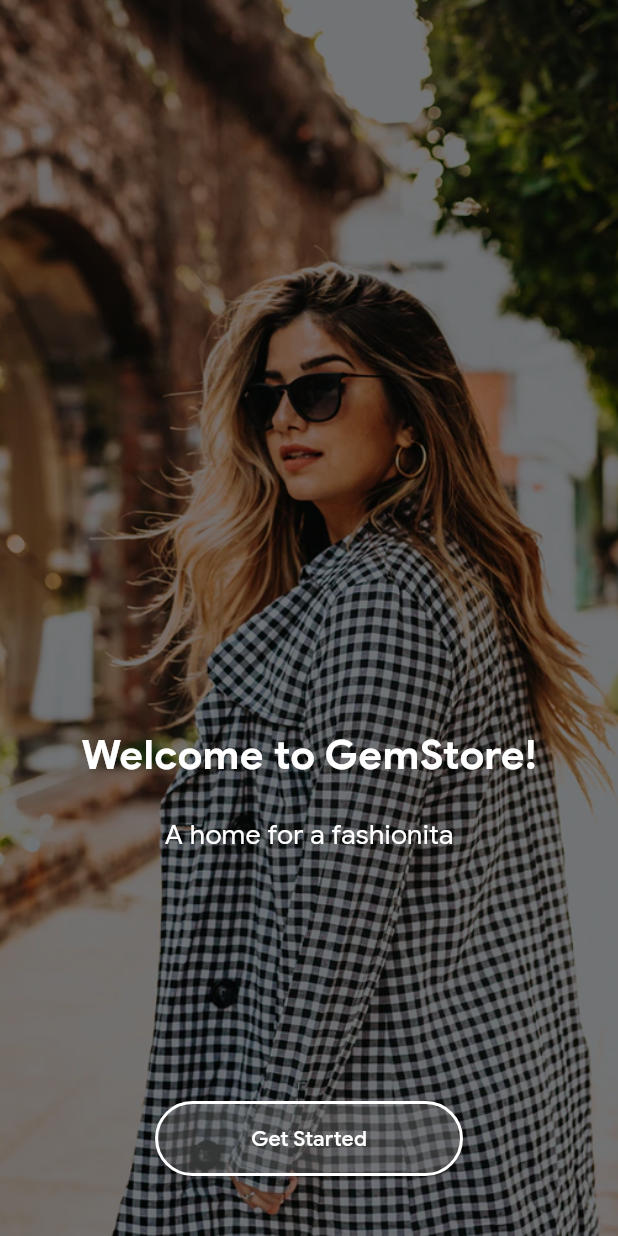
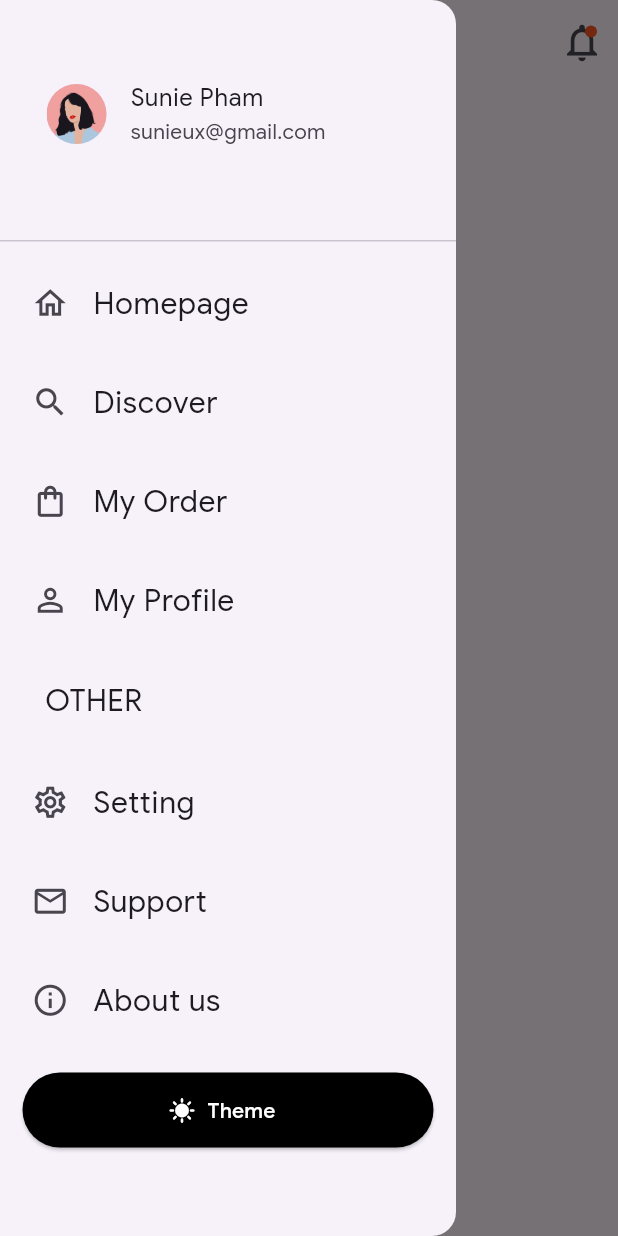
Before and after one commit to adamoz1/fluxstore, a Flutter app: the screen it shows after launch, with the side drawer open (before the commit the screen has no drawer), on a phone screen of 412 x 824 dp. Run offline on Flutter 3.47's test engine with Material 3 defaults, Android fonts, the phone set to English and light mode, and no system bars; our stand-ins replace get.

Commit message:
new updates

```diff
--- /dev/null
+++ b/lib/Common/common_drawer.dart
@@ -0,0 +1,180 @@
+import 'package:flutter/material.dart';
+import 'package:get/get.dart';
+import '../controller/theme_controller.dart';
+
+class CommonDrawer extends StatefulWidget {
+
+  @override
+  State<CommonDrawer> createState() => _CommonDrawerState();
+}
+
+class _CommonDrawerState extends State<CommonDrawer> {
+
+  final ThemeController themeController = Get.put(ThemeController());
+  @override
+  Widget build(BuildContext context) {
+    return Drawer(
+      elevation: 16,
+      child: ListView(
+        padding: EdgeInsets.zero,
+        children: [
+           const DrawerHeader(
+            padding: EdgeInsets.only(top: 40,left: 15.0,bottom: 20.0,right: 0.0),
+              child: ListTile(
+                leading: CircleAvatar(
+                    foregroundImage: AssetImage('assets/profile.png')
+                ),
+                title: Text('Sunie Pham'),
+                subtitle: Text('sunieux@gmail.com'),
+              )
+
+                     ),
+
+          Container(
+            decoration: BoxDecoration(
+              borderRadius: BorderRadius.circular(7.0),
+
+            ),
+            padding: const EdgeInsets.all(5.0),
+            child: ListTile(
+              leading: const Icon(Icons.home_outlined,size: 25,),
+              title: const Text('Homepage', style: TextStyle(fontSize: 20),),
+              onTap: () {
+
+              },
+            ),
+          ),
+
+          Container(
+            decoration: BoxDecoration(
+              borderRadius: BorderRadius.circular(7.0),
+
+            ),
+            padding: const EdgeInsets.all(5.0),
+            child: ListTile(
+              leading: const Icon(Icons.search,size: 25,),
+              title: const Text('Discover', style: TextStyle(fontSize: 20),),
+              onTap: () {
+
+              },
+            ),
+          ),
+
+          Container(
+            decoration: BoxDecoration(
+              borderRadius: BorderRadius.circular(7.0),
+
+            ),
+            padding: const EdgeInsets.all(5.0),
+            child: ListTile(
+              leading: const Icon(Icons.shopping_bag_outlined,size: 25,),
+              title: const Text('My Order', style: TextStyle(fontSize: 20),),
+              onTap: () {
+
+              },
+            ),
+          ),
+          Container(
+            decoration: BoxDecoration(
+              borderRadius: BorderRadius.circular(7.0),
+
+            ),
+            padding: const EdgeInsets.all(5.0),
+            child: ListTile(
+              leading: const Icon(Icons.person_outline_outlined,size: 25,),
+              title: const Text('My Profile', style: TextStyle(fontSize: 20),),
+              onTap: () {
+
+              },
+            ),
+          ),
+
+          Container(
+            decoration: BoxDecoration(
+              borderRadius: BorderRadius.circular(7.0),
+
+            ),
+              padding: const EdgeInsets.fromLTRB(
+                30.0,20.0,10.0,20.0
+              ),
+            child: Text('OTHER',style: TextStyle(fontSize: 20),)
+          ),
+
+          Container(
+            decoration: BoxDecoration(
+              borderRadius: BorderRadius.circular(7.0),
+
+            ),
+            padding: const EdgeInsets.all(5.0),
+            child: ListTile(
+              leading: const Icon(Icons.settings_outlined,size: 25,),
+              title: const Text('Setting', style: TextStyle(fontSize: 20),),
+              onTap: () {
+
+              },
+            ),
+          ),
+
+          Container(
+            decoration: BoxDecoration(
+              borderRadius: BorderRadius.circular(7.0),
+
+            ),
+            padding: const EdgeInsets.all(5.0),
+            child: ListTile(
+              leading: const Icon(Icons.mail_outline_outlined,size: 25,),
+              title: const Text('Support', style: TextStyle(fontSize: 20),),
+              onTap: () {
+
+              },
+            ),
+          ),
+
+          Container(
+            decoration: BoxDecoration(
+              borderRadius: BorderRadius.circular(7.0),
+
+            ),
+            padding: const EdgeInsets.all(5.0),
+            child: ListTile(
+              leading: const Icon(Icons.info_outline,size: 25,),
+              title: const Text('About us', style: TextStyle(fontSize: 20),),
+              onTap: () {
+
+              },
+            ),
+          ),
+
+
+          Container(
+            padding: const EdgeInsets.all(15.0),
+            height: 80, // Adjust height as needed
+            width: 60, // Adjust width as needed
+            child:ElevatedButton.icon(
+                onPressed: () {
+                  themeController.toggleTheme();
+                  setState(() {
+
+                  });
+                },
+                label: Text('Theme', style: TextStyle(color: getThemeColor(Get.isDarkMode))),
+                style: ElevatedButton.styleFrom(
+                  foregroundColor: getThemeColor(Get.isDarkMode),
+                  backgroundColor: getThemeColor(!Get.isDarkMode), // Inverted for background
+                ),
+                icon: Icon(Icons.sunny, color: getThemeColor(Get.isDarkMode)),
+
+
+              ),
+          ),
+
+
+        ],
+      ),
+
+    );
+  }
+  Color getThemeColor(bool isDarkMode) {
+    return isDarkMode ? Colors.black : Colors.white;
+  }
+}
--- /dev/null
+++ b/lib/Routes/app_routes.dart
@@ -0,0 +1,11 @@
+import 'package:fluxstore/Common/common_drawer.dart';
+import 'package:fluxstore/screens/home_sreen.dart';
+import 'package:fluxstore/screens/notification_page.dart';
+import 'package:fluxstore/screens/splash_screen1.dart';
+import 'package:get/get_navigation/src/routes/get_route.dart';
+
+appRoutes() => [
+      GetPage(name: '/', page: () => const HomePage()),
+      GetPage(name: '/notification', page:() => const NotificationPage()),
+
+    ];
--- a/lib/controller/abc.txt
+++ /dev/null
@@ -1 +0,0 @@
-bhai bhai
--- /dev/null
+++ b/lib/controller/theme_controller.dart
@@ -0,0 +1,13 @@
+import 'package:get/get.dart';
+import 'package:get/get_state_manager/src/simple/get_controllers.dart';
+
+import '../theme.dart';
+
+class ThemeController extends GetxController {
+  var isDarkMode = false.obs; // Reactive variable to store theme mode
+
+  void toggleTheme() {
+    isDarkMode.value = isDarkMode.value ? false : true;
+    Get.changeTheme(isDarkMode.value ? darkTheme : lightTheme);
+  }
+}
--- a/lib/main.dart
+++ b/lib/main.dart
@@ -1,5 +1,8 @@
 import 'package:flutter/material.dart';
+import 'package:fluxstore/Routes/app_routes.dart';
+import 'package:fluxstore/controller/theme_controller.dart';
 import 'package:fluxstore/screens/splash_screen1.dart';
+import 'package:fluxstore/theme.dart';
 import 'package:get/get.dart';
 
 void main() {
@@ -9,12 +12,17 @@
 class MainApp extends StatelessWidget {
   const MainApp({super.key});
 
+
+
   @override
   Widget build(BuildContext context) {
     return GetMaterialApp(
-      theme: ThemeData(fontFamily: "ProductSans"),
+
+      theme: lightTheme,
+      darkTheme: darkTheme,
       initialRoute: "/",
-      getPages: [GetPage(name: "/", page: () => const SplashScreen1())],
+      getPages: appRoutes(),
+      themeMode: ThemeController().isDarkMode.value ? ThemeMode.dark : ThemeMode.light,
       debugShowCheckedModeBanner: false,
     );
   }
--- /dev/null
+++ b/lib/screens/home_sreen.dart
@@ -0,0 +1,57 @@
+import 'package:flutter/material.dart';
+import 'package:fluxstore/Common/common_drawer.dart';
+import 'package:get/get.dart';
+
+class HomePage extends StatefulWidget {
+  const HomePage({super.key});
+
+  @override
+  State<HomePage> createState() => _HomePageState();
+}
+
+class _HomePageState extends State<HomePage> {
+  final GlobalKey<ScaffoldState> _scaffoldKey = GlobalKey<ScaffoldState>();
+  @override
+  Widget build(BuildContext context) {
+    return Scaffold(
+      key: _scaffoldKey,
+      appBar: AppBar(
+        leading: IconButton(
+            icon: ImageIcon(AssetImage('assets/drawer_icon.png')),
+            onPressed: () {
+              _scaffoldKey.currentState?.openDrawer();
+            }),
+        title: const Text('Gemstore'),
+        centerTitle: true,
+        actions: [
+          IconButton(
+            onPressed: () {
+              Get.toNamed('/notification');
+            },
+            icon: Stack(
+              children: [
+                Icon(Icons.notifications_none_outlined, size: 30),
+                Positioned(
+                  top: 4,
+                  right: 5,
+                  child: Container(
+                    width: 8,
+                    height: 8,
+                    decoration: BoxDecoration(
+                      color: Colors.deepOrange,
+                      shape: BoxShape.circle,
+                    ),
+                  ),
+                ),
+              ],
+            ),
+          )
+        ],
+
+      ),
+      drawer: CommonDrawer(),
+
+
+    );
+  }
+}
--- /dev/null
+++ b/lib/screens/notification_page.dart
@@ -0,0 +1,56 @@
+import 'package:flutter/material.dart';
+
+class NotificationPage extends StatelessWidget {
+  const NotificationPage({super.key});
+
+  @override
+  Widget build(BuildContext context) {
+    return Scaffold(
+      appBar: AppBar(
+        title: const Text('Notification'),
+        centerTitle: true,
+      ),
+
+
+      body: ListView(
+        children: const [
+          Card(
+            color: Colors.white,
+            margin: EdgeInsets.only(left: 24.0,right: 24.0,bottom: 8.0,top: 26.0),
+            shadowColor: Colors.black,
+            child: ListTile(
+              title: Text('Good morning Get 20% Voucher'),
+              subtitle: Text('Summer sale up to 20% off. Limited voucher. Get now!!😜'),
+
+            ),
+          ),
+          SizedBox(
+            height: 10,
+          ),
+          Card(
+            color: Colors.white,
+            margin: EdgeInsets.only(left: 24.0,right: 24.0,bottom: 8.0,top: 8.0),
+            shadowColor: Colors.black,
+            child: ListTile(
+              title: Text('Special offer just for you'),
+              subtitle: Text('New Autumn Collection 30% off'),
+            ),
+          ),
+          SizedBox(
+            height: 10,
+          ),
+          Card(
+            color: Colors.white,
+            margin: EdgeInsets.only(left: 24.0,right: 24.0,bottom: 8.0,top: 8.0),
+            shadowColor: Colors.black,
+            child: ListTile(
+              title: Text('Holiday sale 50%'),
+              subtitle: Text('Tap here to get 50% voucher.'),
+            ),
+          ),
+        ],
+      ),
+
+    );
+  }
+}
--- a/lib/screens/signin.dart
+++ b/lib/screens/signin.dart
@@ -38,7 +38,7 @@
       const Padding(
         padding: EdgeInsets.only(bottom: 15),
         child: Text(
-          "Create",
+          "Log into",
           style: TextStyle(fontSize: 28, fontWeight: FontWeight.w500),
         ),
       ),
--- /dev/null
+++ b/lib/theme.dart
@@ -0,0 +1,15 @@
+import 'package:flutter/material.dart';
+import 'package:get/get.dart';
+import 'package:get/get_core/src/get_main.dart';
+
+ThemeData lightTheme = ThemeData(
+  brightness: Brightness.light,
+  textTheme: TextTheme(bodyText1: TextStyle(color: Colors.black)),
+  fontFamily: "ProductSans"
+);
+
+ThemeData darkTheme = ThemeData(
+  brightness: Brightness.dark,
+  textTheme: TextTheme(bodyText1: TextStyle(color: Colors.white)),
+    fontFamily: "ProductSans",
+);
```
Also changed, not shown: assets/drawer_icon.png (added), assets/profile.png (added).
